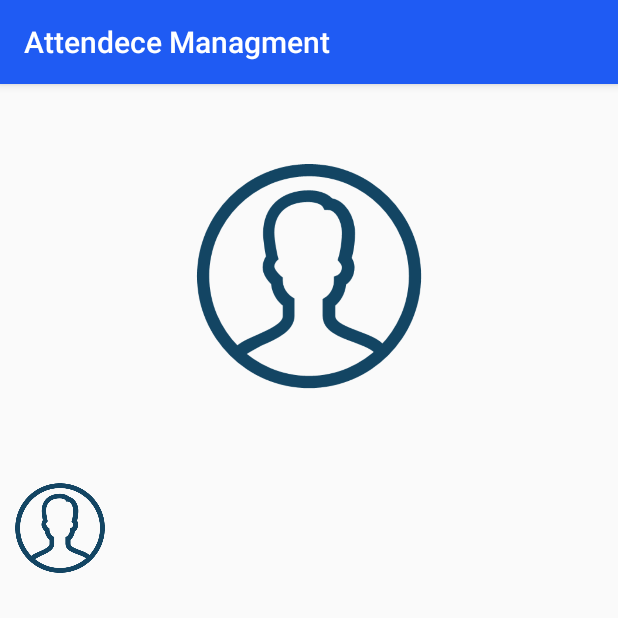
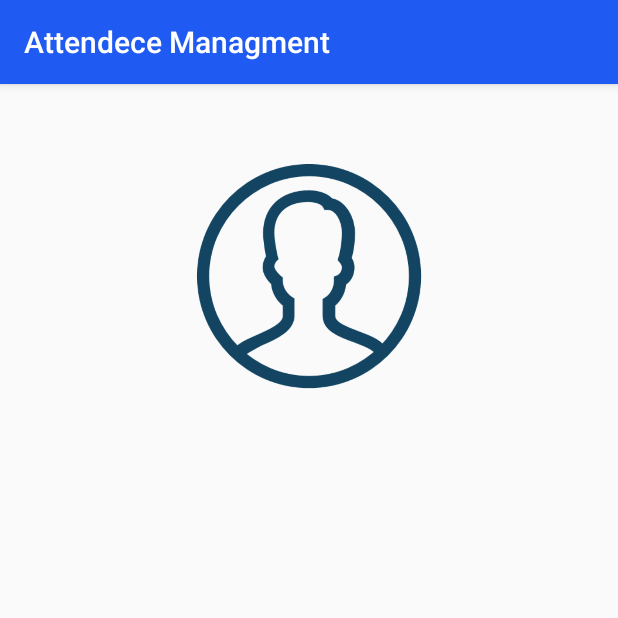
Before and after one commit to Minhasokz2/AttendeceManagment, an Android app: the activity_profile screen opened directly, with no data from a screen before it, on a phone screen of 412 x 824 dp, the top half of it. Run offline under Robolectric (Android 15) with nearby library versions, the phone set to English and light mode, and no system bars; our stand-ins replace CircleImageView.

Commit message:
New Update

```diff
--- a/app/src/main/res/layout/activity_profile.xml
+++ b/app/src/main/res/layout/activity_profile.xml
@@ -40,11 +40,7 @@
                    android:layout_width="match_parent"
                    android:layout_height="match_parent">
 
-                   <ImageView
-                       android:layout_width="80dp"
-                       android:layout_height="80dp"
-                       android:src="@drawable/iconUser"
-                       android:scaleType="fitCenter"/>
+
                </FrameLayout>
            </TableRow>
        </TableLayout>
```
